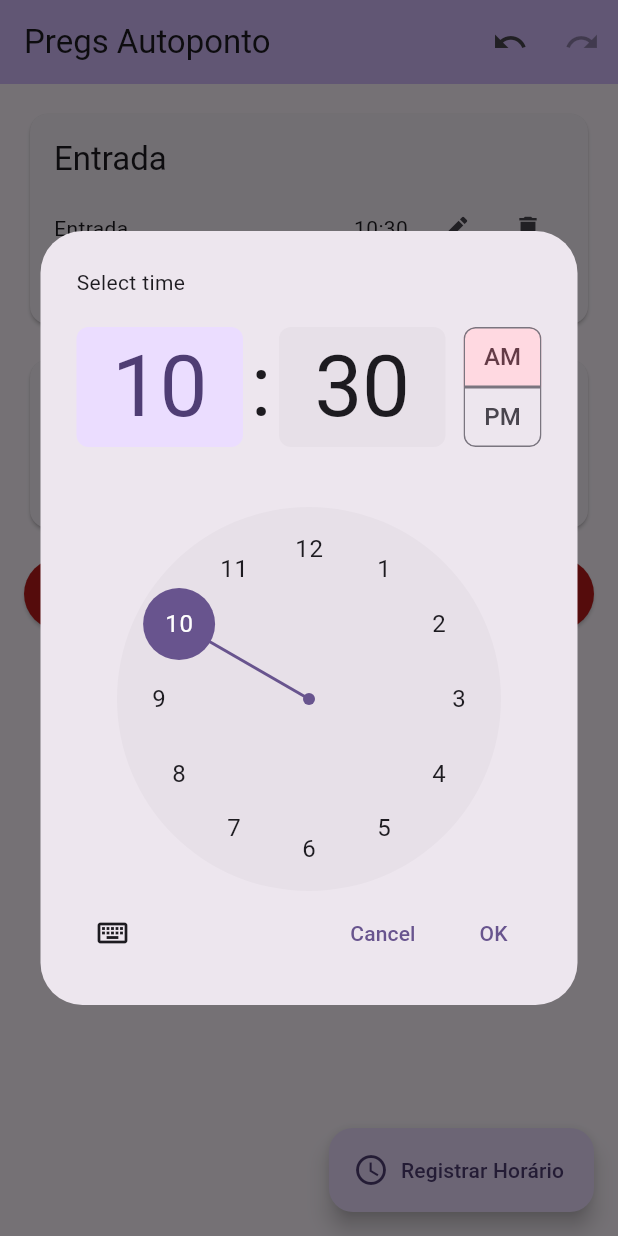
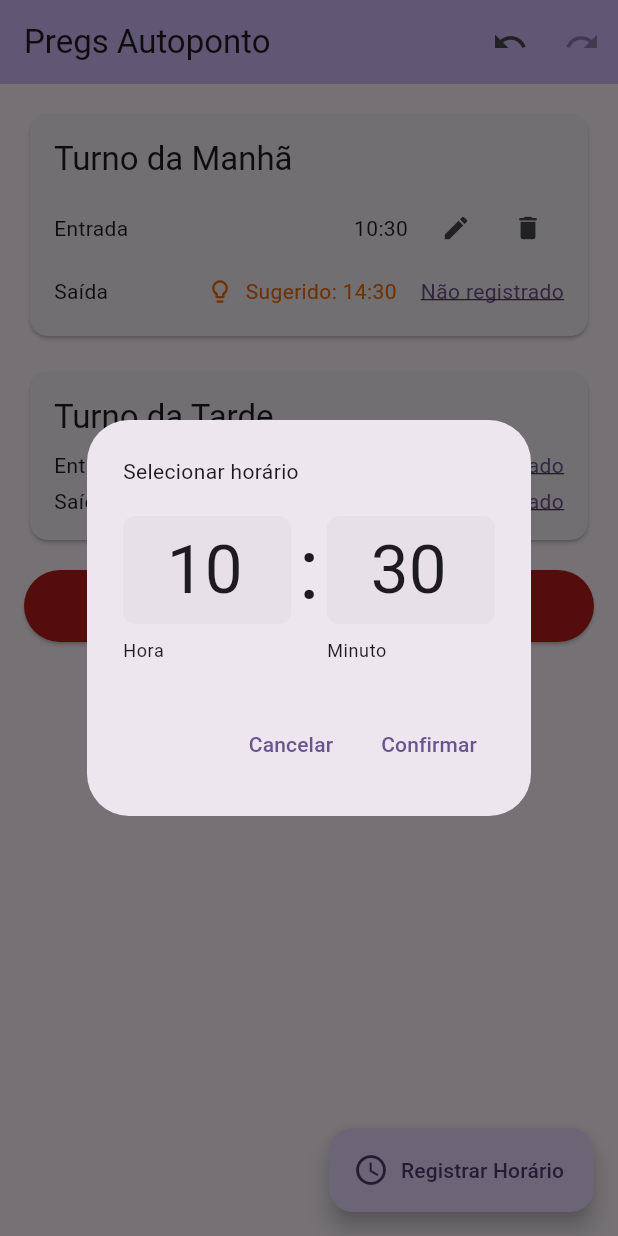
Before and after one commit to brunorsch/pregs_autoponto, a Flutter app: the screen it shows after launch, after a tap on "Registrar Horário", after a tap on the "edit" icon, on a phone screen of 412 x 824 dp. Run offline on Flutter 3.47's test engine with Material 3 defaults, Android fonts, the phone set to English and light mode, and no system bars; our stand-ins replace equatable, flutter_bloc, hive, hive_flutter; accounts and stored records are empty.

Commit message:
feat: Sugestão de horários

```diff
--- a/lib/core/bloc/horas_trabalho_bloc.dart
+++ b/lib/core/bloc/horas_trabalho_bloc.dart
@@ -20,7 +20,8 @@ class HorariosTrabalhoBloc
 
   HorariosTrabalhoBloc()
     : super(HorasTrabalhoState(horariosTrabalho: HorariosTrabalho())) {
-    on<RegistrarHorarioEvent>(_onRegistrarHorarioAtual);
+    on<RegistrarHorarioAtualEvent>(_onRegistrarHorarioAtual);
+    on<RegistrarHorarioSugeridoEvent>(_onRegistrarHorarioSugerido);
     on<AtualizarHorasEvent>(_onAtualizarHoras);
     on<UndoEvent>(_onUndo);
     on<RedoEvent>(_onRedo);
@@ -36,11 +37,14 @@ class HorariosTrabalhoBloc
   ) {
     _undoStack.push(horariosTrabalho);
 
+    final horarioSugerido = _calcularSugestaoHorario(horariosTrabalho);
+
     emit(
       state.copyWith(
         horariosTrabalho: horariosTrabalho,
         canUndo: _undoStack.isNotEmpty,
         canRedo: _redoStack.isNotEmpty,
+        horariosSugeridos: horarioSugerido,
       ),
     );
 
@@ -60,11 +64,14 @@ class HorariosTrabalhoBloc
     final estadoAnterior =
         _undoStack.isNotEmpty ? _undoStack.top : horariosInicial.copy();
 
+    final horarioSugerido = _calcularSugestaoHorario(estadoAnterior);
+
     emit(
       state.copyWith(
         horariosTrabalho: estadoAnterior,
         canUndo: _undoStack.isNotEmpty,
         canRedo: _redoStack.isNotEmpty,
+        horariosSugeridos: horarioSugerido,
       ),
     );
   }
@@ -77,12 +84,14 @@ class HorariosTrabalhoBloc
     _undoStack.push(top);
 
     final nextState = top;
+    final horariosSugeridos = _calcularSugestaoHorario(nextState);
 
     emit(
       state.copyWith(
         horariosTrabalho: nextState,
         canUndo: _undoStack.isNotEmpty,
         canRedo: _redoStack.isNotEmpty,
+        horariosSugeridos: horariosSugeridos,
       ),
     );
   }
@@ -101,12 +110,56 @@ class HorariosTrabalhoBloc
         );
   }
 
-  void _onRegistrarHorarioAtual(
-    RegistrarHorarioEvent event,
-    Emitter<HorasTrabalhoState> emit,
+  HorariosTrabalho? _calcularSugestaoHorario(
+    HorariosTrabalho? horariosTrabalho,
   ) {
-    final agora = DateTime.now();
+    final horarios = horariosTrabalho ?? state.horariosTrabalho;
+    final horariosSugeridos = HorariosTrabalho();
 
+    if (horarios.manha.entrada == null) {
+      if (horarios.manha.saida != null) {
+        return horariosSugeridos.withManha(
+          horarios.manha.copyWithNull(
+            entrada: horarios.manha.saida!.subtract(const Duration(hours: 4)),
+            saida: null,
+          ),
+        );
+      }
+
+      final agora = DateTime.now();
+      return horariosSugeridos.withManha(
+        horarios.manha.copyWithNull(
+          entrada: DateTime(agora.year, agora.month, agora.day, 8, 0),
+          saida: null,
+        ),
+      );
+    } else if (horarios.manha.saida == null && horarios.manha.entrada != null) {
+      return horariosSugeridos.withManha(
+        horarios.manha.copyWithNull(
+          entrada: null,
+          saida: horarios.manha.entrada!.add(const Duration(hours: 4)),
+        ),
+      );
+    } else if (horarios.tarde.entrada == null && horarios.manha.saida != null) {
+      return horariosSugeridos.withTarde(
+        horarios.tarde.copyWithNull(
+          entrada: horarios.manha.saida!.add(const Duration(hours: 1)),
+          saida: null,
+        ),
+      );
+    } else if (horarios.tarde.saida == null && horarios.tarde.entrada != null) {
+      return horariosSugeridos.withTarde(
+        horarios.tarde.copyWithNull(
+          entrada: null,
+          saida: horarios.tarde.entrada!.add(const Duration(hours: 4)),
+        ),
+      );
+    } else {
+      return HorariosTrabalho();
+    }
+  }
+
+  void _onRegistrarHorario(DateTime horario, Emitter<HorasTrabalhoState> emit) {
     TurnoSemRegistro? turnoSemRegistro = _determinarPrimeiroTurnoSemRegistro();
 
     if (turnoSemRegistro == null) {
@@ -118,8 +171,8 @@ class HorariosTrabalhoBloc
 
     final Turno turnoRegistrado =
         turnoARegistrar.entrada == null
-            ? turnoARegistrar.copyWith(entrada: agora)
-            : turnoARegistrar.copyWith(saida: agora);
+            ? turnoARegistrar.copyWith(entrada: horario)
+            : turnoARegistrar.copyWith(saida: horario);
 
     _atualizarHoras(
       isManha
@@ -127,6 +180,22 @@ class HorariosTrabalhoBloc
           : state.horariosTrabalho.withTarde(turnoRegistrado),
       emit,
     );
+  }
+
+  void _onRegistrarHorarioAtual(
+    RegistrarHorarioAtualEvent event,
+    Emitter<HorasTrabalhoState> emit,
+  ) {
+    final agora = DateTime.now();
+    _onRegistrarHorario(agora, emit);
+  }
+
+  void _onRegistrarHorarioSugerido(
+    RegistrarHorarioSugeridoEvent event,
+    Emitter<HorasTrabalhoState> emit,
+  ) {
+    final horarioSugerido = event.horarioSugerido;
+    _onRegistrarHorario(horarioSugerido, emit);
   }
 
   void _onAtualizarHoras(
@@ -166,8 +235,14 @@ class HorariosTrabalhoBloc
       );
 
       horariosInicial = horariosTrabalho.copy();
+      final horariosSugeridos = _calcularSugestaoHorario(horariosTrabalho);
 
-      emit(state.copyWith(horariosTrabalho: horariosTrabalho));
+      emit(
+        state.copyWith(
+          horariosTrabalho: horariosTrabalho,
+          horariosSugeridos: horariosSugeridos,
+        ),
+      );
     }
   }
 }
--- a/lib/core/bloc/horas_trabalho_event.dart
+++ b/lib/core/bloc/horas_trabalho_event.dart
@@ -8,7 +8,16 @@ abstract class HorasTrabalhoEvent extends Equatable {
   List<Object?> get props => [];
 }
 
-class RegistrarHorarioEvent extends HorasTrabalhoEvent {}
+class RegistrarHorarioAtualEvent extends HorasTrabalhoEvent {}
+
+class RegistrarHorarioSugeridoEvent extends HorasTrabalhoEvent {
+  final DateTime horarioSugerido;
+
+  const RegistrarHorarioSugeridoEvent(this.horarioSugerido);
+
+  @override
+  List<Object?> get props => [horarioSugerido];
+}
 
 class AtualizarHorasEvent extends HorasTrabalhoEvent {
   final HorariosTrabalho horasTrabalho;
--- a/lib/core/bloc/horas_trabalho_state.dart
+++ b/lib/core/bloc/horas_trabalho_state.dart
@@ -6,22 +6,26 @@ class HorasTrabalhoState extends Equatable {
   final HorariosTrabalho horariosTrabalho;
   final bool canUndo;
   final bool canRedo;
+  final HorariosTrabalho? horariosSugeridos;
 
   const HorasTrabalhoState({
     required this.horariosTrabalho,
     this.canUndo = false,
     this.canRedo = false,
+    this.horariosSugeridos,
   });
 
   HorasTrabalhoState copyWith({
     HorariosTrabalho? horariosTrabalho,
     bool? canUndo,
     bool? canRedo,
+    HorariosTrabalho? horariosSugeridos,
   }) {
     return HorasTrabalhoState(
       horariosTrabalho: horariosTrabalho ?? this.horariosTrabalho,
       canUndo: canUndo ?? this.canUndo,
       canRedo: canRedo ?? this.canRedo,
+      horariosSugeridos: horariosSugeridos ?? this.horariosSugeridos,
     );
   }
 
@@ -34,5 +38,10 @@ class HorasTrabalhoState extends Equatable {
   }
 
   @override
-  List<Object?> get props => [horariosTrabalho, canUndo, canRedo];
+  List<Object?> get props => [
+    horariosTrabalho,
+    canUndo,
+    canRedo,
+    horariosSugeridos,
+  ];
 }
--- a/lib/core/constants/app_strings.dart
+++ b/lib/core/constants/app_strings.dart
@@ -1,13 +1,18 @@
 class AppStrings {
-  static const String appName = 'Pregs Autoponto';
-  static const String turnoManha = 'Turno da Manhã';
-  static const String turnoTarde = 'Turno da Tarde';
-  static const String entrada = 'Entrada';
-  static const String saida = 'Saída';
-  static const String registrarHorario = 'Registrar Horário';
-  static const String naoRegistrado = 'Não registrado';
-  static const String editarHorario = 'Editar horário';
-  static const String removerHorario = 'Remover horário';
-  static const String registrar = 'Clique para registrar';
-  static const String limparTodos = 'Limpar todos os horários';
+  static const appName = 'Pregs Autoponto';
+  static const turnoManha = 'Turno da Manhã';
+  static const turnoTarde = 'Turno da Tarde';
+  static const entrada = 'Entrada';
+  static const saida = 'Saída';
+  static const registrarHorario = 'Registrar Horário';
+  static const naoRegistrado = 'Não registrado';
+  static const editarHorario = 'Editar horário';
+  static const removerHorario = 'Remover horário';
+  static const registrar = 'Clique para registrar';
+  static const limparTodos = 'Limpar todos os horários';
+  static const selecionarHorario = 'Selecionar horário';
+  static const cancelar = 'Cancelar';
+  static const confirmar = 'Confirmar';
+  static const hora = 'Hora';
+  static const minuto = 'Minuto';
 }
--- a/lib/core/models/horarios_trabalho.dart
+++ b/lib/core/models/horarios_trabalho.dart
@@ -29,6 +29,10 @@ class HorariosTrabalho extends Equatable {
     return copyWith(manha: manha);
   }
 
+  Turno getByTurnoTipo(TurnoTipo turnoTipo) {
+    return turnoTipo == TurnoTipo.manha ? manha : tarde;
+  }
+
   @override
   String toString() {
     return manha.isVazio && tarde.isVazio
--- a/lib/core/models/turno.dart
+++ b/lib/core/models/turno.dart
@@ -47,6 +47,10 @@ class Turno extends Equatable {
     );
   }
 
+  Turno copyWithNull({DateTime? entrada, DateTime? saida}) {
+    return _copyWithNull(entrada: entrada, saida: saida);
+  }
+
   Turno withEntrada(DateTime? entrada) {
     return _copyWithNull(entrada: entrada, saida: saida);
   }
--- a/lib/screens/home_screen.dart
+++ b/lib/screens/home_screen.dart
@@ -21,9 +21,11 @@ class HomeScreen extends StatelessWidget {
     final bool isManha = turnoTipo == TurnoTipo.manha;
 
     return HorarioCard(
-      rotuloTurno: isManha ? AppStrings.entrada : AppStrings.saida,
+      rotuloTurno: isManha ? AppStrings.turnoManha : AppStrings.turnoTarde,
       turno:
           isManha ? state.horariosTrabalho.manha : state.horariosTrabalho.tarde,
+      turnoTipo: turnoTipo,
+      horariosSugeridos: state.horariosSugeridos,
       onEdit: (turno) {
         context.read<HorariosTrabalhoBloc>().add(
           AtualizarHorasEvent(
--- /dev/null
+++ b/lib/widget/botao_sugestao_horario.dart
@@ -0,0 +1,43 @@
+import 'package:flutter/material.dart';
+import 'package:intl/intl.dart';
+
+class BotaoSugestaoHorario extends StatelessWidget {
+  final DateTime horarioSugerido;
+  final VoidCallback onPressed;
+
+  const BotaoSugestaoHorario({
+    super.key,
+    required this.horarioSugerido,
+    required this.onPressed,
+  });
+
+  String _formatarHorario(DateTime horario) {
+    return DateFormat('HH:mm').format(horario);
+  }
+
+  @override
+  Widget build(BuildContext context) {
+    return InkWell(
+      onTap: onPressed,
+      borderRadius: BorderRadius.circular(8),
+      child: Container(
+        padding: const EdgeInsets.symmetric(horizontal: 8, vertical: 4),
+        child: Row(
+          mainAxisSize: MainAxisSize.min,
+          children: [
+            Icon(
+              Icons.lightbulb_outline,
+              size: 18,
+              color: Colors.orange.shade800,
+            ),
+            const SizedBox(width: 8),
+            Text(
+              'Sugerido: ${_formatarHorario(horarioSugerido)}',
+              style: TextStyle(color: Colors.orange.shade800),
+            ),
+          ],
+        ),
+      ),
+    );
+  }
+}
--- a/lib/widget/fab_registrar_horario.dart
+++ b/lib/widget/fab_registrar_horario.dart
@@ -11,7 +11,7 @@ class FabRegistrarHorario extends StatelessWidget {
   Widget build(BuildContext context) {
     return FloatingActionButton.extended(
       onPressed: () {
-        context.read<HorariosTrabalhoBloc>().add(RegistrarHorarioEvent());
+        context.read<HorariosTrabalhoBloc>().add(RegistrarHorarioAtualEvent());
       },
       label: const Text(AppStrings.registrarHorario),
       icon: const Icon(Icons.access_time),
--- a/lib/widget/horario_card.dart
+++ b/lib/widget/horario_card.dart
@@ -1,20 +1,36 @@
 import 'package:pregs_autoponto/core/constants/app_strings.dart';
 import 'package:pregs_autoponto/core/models/turno.dart';
+import 'package:pregs_autoponto/core/models/horarios_trabalho.dart';
 import 'package:pregs_autoponto/core/utils/date_utils.dart';
+import 'package:pregs_autoponto/widget/botao_sugestao_horario.dart';
 import 'package:flutter/material.dart';
 
 class HorarioCard extends StatelessWidget {
   final String rotuloTurno;
   final Turno turno;
+  final TurnoTipo turnoTipo;
   final Function(Turno) onEdit;
+  final HorariosTrabalho? horariosSugeridos;
 
-  Future<void> _registrarHorarioComTimePicker(
-    BuildContext context,
-    Function(DateTime) onEdit,
-  ) async {
+  Future<void> _registrarHorarioComTimePicker({
+    required BuildContext context,
+    TimeOfDay? horarioInicial,
+    required Function(DateTime) onEdit,
+  }) async {
     final TimeOfDay? novoHorario = await showTimePicker(
       context: context,
-      initialTime: TimeOfDay.now(),
+      initialTime: horarioInicial ?? TimeOfDay.now(),
+      initialEntryMode: TimePickerEntryMode.inputOnly,
+      helpText: AppStrings.selecionarHorario,
+      cancelText: AppStrings.cancelar,
+      confirmText: AppStrings.confirmar,
+      hourLabelText: AppStrings.hora,
+      minuteLabelText: AppStrings.minuto,
+      builder:
+          (BuildContext context, Widget? child) => MediaQuery(
+            data: MediaQuery.of(context).copyWith(alwaysUse24HourFormat: true),
+            child: child!,
+          ),
     );
 
     if (novoHorario != null) {
@@ -34,25 +50,44 @@ class HorarioCard extends StatelessWidget {
     super.key,
     required this.rotuloTurno,
     required this.turno,
+    required this.turnoTipo,
     required this.onEdit,
+    this.horariosSugeridos,
   });
 
   Widget _buildCampoHorario({
     required BuildContext context,
     required String rotulo,
+    required TurnoTipo turnoTipo,
+    required bool isEntrada,
     required DateTime? horario,
     required Function(DateTime) onEdit,
     required Function() onRemove,
   }) {
+    final turnoSugerido = horariosSugeridos?.getByTurnoTipo(turnoTipo);
+    final horarioSugerido =
+        isEntrada ? turnoSugerido?.entrada : turnoSugerido?.saida;
+
     return Row(
       mainAxisAlignment: MainAxisAlignment.spaceBetween,
       children: [
         Text(rotulo),
         Row(
           children: [
-            if (horario == null)
+            if (horariosSugeridos != null && horarioSugerido != null) ...[
+              BotaoSugestaoHorario(
+                horarioSugerido: horarioSugerido,
+                onPressed: () => onEdit(horarioSugerido),
+              ),
+              const SizedBox(width: 8),
+            ],
+            if (horario == null) ...[
               InkWell(
-                onTap: () => _registrarHorarioComTimePicker(context, onEdit),
+                onTap:
+                    () => _registrarHorarioComTimePicker(
+                      context: context,
+                      onEdit: onEdit,
+                    ),
                 child: Tooltip(
                   message: AppStrings.registrar,
                   child: Text(
@@ -63,15 +98,19 @@ class HorarioCard extends StatelessWidget {
                     ),
                   ),
                 ),
-              )
-            else
+              ),
+            ] else
               Text(HorarioUtils.formatarHorario(horario)),
             if (horario != null) ...[
               const SizedBox(width: 8),
               IconButton(
                 icon: const Icon(Icons.edit, size: 20),
                 onPressed:
-                    () => _registrarHorarioComTimePicker(context, onEdit),
+                    () => _registrarHorarioComTimePicker(
+                      context: context,
+                      onEdit: onEdit,
+                      horarioInicial: TimeOfDay.fromDateTime(horario),
+                    ),
                 tooltip: AppStrings.editarHorario,
               ),
               IconButton(
@@ -99,6 +138,8 @@ class HorarioCard extends StatelessWidget {
             _buildCampoHorario(
               context: context,
               rotulo: AppStrings.entrada,
+              turnoTipo: turnoTipo,
+              isEntrada: true,
               horario: turno.entrada,
               onEdit: (horario) => onEdit(turno.withEntrada(horario)),
               onRemove: () => onEdit(turno.withEntrada(null)),
@@ -107,6 +148,8 @@ class HorarioCard extends StatelessWidget {
             _buildCampoHorario(
               context: context,
               rotulo: AppStrings.saida,
+              turnoTipo: turnoTipo,
+              isEntrada: false,
               horario: turno.saida,
               onEdit: (horario) => onEdit(turno.withSaida(horario)),
               onRemove: () => onEdit(turno.withSaida(null)),
--- a/pubspec.yaml
+++ b/pubspec.yaml
@@ -38,6 +38,7 @@ dependencies:
   equatable: ^2.0.5
   hive: ^2.2.3
   hive_flutter: ^1.1.0
+  intl: ^0.19.0
 
 dev_dependencies:
   flutter_test:
```
Also changed, not shown: pubspec.lock.
